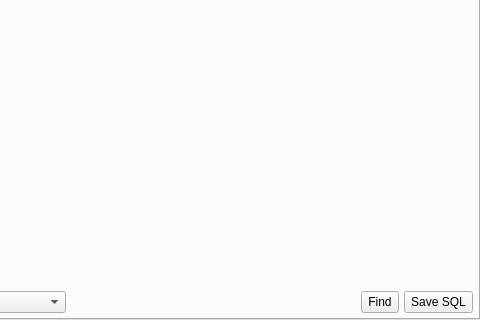
Old version of the form libs/libgui/ui/widgets/sourcecodewidget.ui in the repository pgmodeler/pgmodeler; both pictures show x 205 to 685 and y 166 to 486 of the 685 by 486 pixel window.
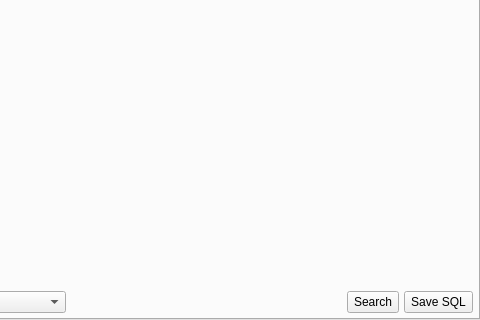
New version of the form. Icons and pictures are not drawn.

Commit message: Renamed the widget FindReplaceWidget to SearchReplaceWidget for a better semantics

Patch:
```diff
--- a/libs/libgui/ui/widgets/sourcecodewidget.ui
+++ b/libs/libgui/ui/widgets/sourcecodewidget.ui
@@ -210,7 +210,7 @@
             <string>Perform text search on the SQL code.</string>
            </property>
            <property name="text">
-            <string>Find</string>
+            <string>Search</string>
            </property>
            <property name="icon">
             <iconset resource="../../res/resources.qrc">
```
Left out of the diff: 10 changed lines with no effect on the pictures. The commit also changes 15 other files.
